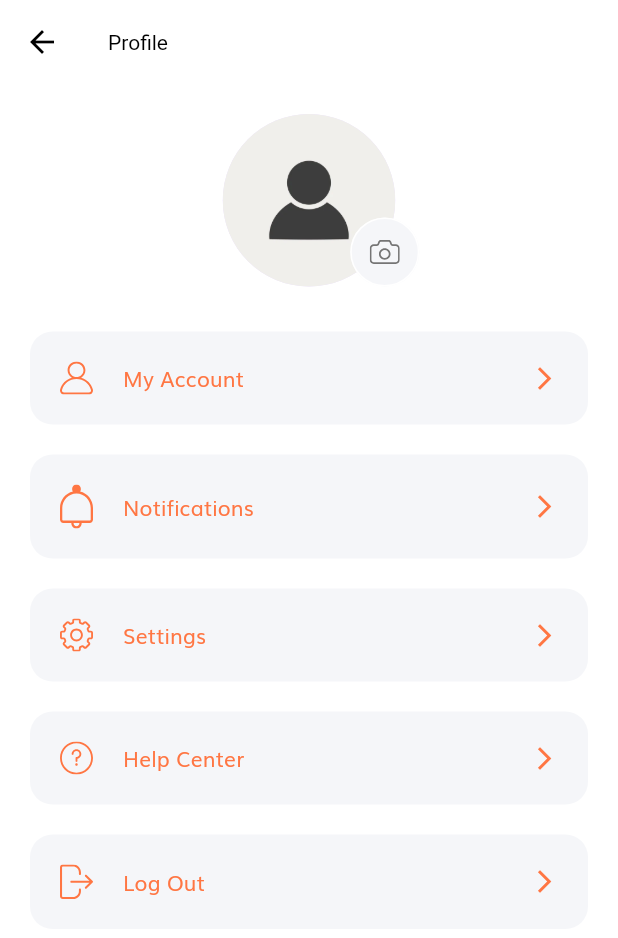
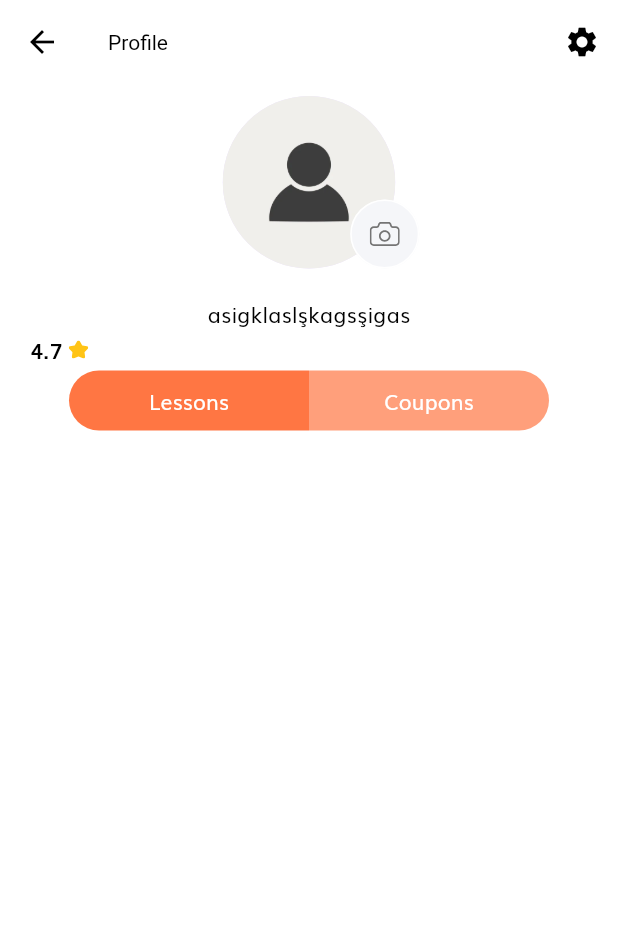
Before and after one commit to OFD16/GDSC-Teach-My-Friend, a Flutter app: the ProfileScreen screen opened by its route, on a phone screen of 412 x 824 dp. Shown: the top 938 px of the screen. Run offline on Flutter 3.47's test engine with Material 3 defaults, Android fonts, the light colour scheme and no system bars; our stand-ins replace carousel_slider, cloud_firestore, firebase_auth, firebase_core, flutter_svg, fluttertoast and 1 more; accounts and stored records are empty.

Commit message:
feat: updated profile screen

```diff
--- a/lib/models/User.dart
+++ b/lib/models/User.dart
@@ -17,7 +17,7 @@ class User {
   });
 
   late bool? isEmailVerified;
-  late int? userRate;
+  late double? userRate;
   late String? firstName,
       lastName,
       userName,
@@ -34,7 +34,7 @@ class User {
   factory User.fromJson(Map<String, dynamic> json) {
     return User(
       isEmailVerified: json["isEmailVerified"],
-      userRate: (json['userRate'] as num?)?.toInt(),
+      userRate: (json['userRate'] as double?)?.toDouble(),
       firstName: json["firstName"],
       lastName: json["lastName"],
       userName: json["userName"],
--- a/lib/routes.dart
+++ b/lib/routes.dart
@@ -1,5 +1,6 @@
 import 'package:Sharey/screens/create_content/create_content.dart';
 import 'package:Sharey/screens/products/products_screen.dart';
+import 'package:Sharey/screens/settings/settings_screen.dart';
 import 'package:flutter/widgets.dart';
 import 'package:provider/provider.dart';
 
@@ -31,6 +32,7 @@ final Map<String, WidgetBuilder> routes = {
   ProductsScreen.routeName: (context) => const ProductsScreen(),
   DetailsScreen.routeName: (context) => const DetailsScreen(),
   CartScreen.routeName: (context) => const CartScreen(),
-  ProfileScreen.routeName: (context) => const ProfileScreen(),
+  ProfileScreen.routeName: (context) => ProfileScreen(),
   CreateContentScreen.routeName: (context) => const CreateContentScreen(),
+  SettingsScreen.routeName: (context) => const SettingsScreen(),
 };
--- a/lib/screens/init_screen.dart
+++ b/lib/screens/init_screen.dart
@@ -55,7 +55,7 @@ class _InitScreenState extends State<InitScreen> {
     const Center(
       child: Text("Chat"),
     ),
-    const ProfileScreen()
+    ProfileScreen()
   ];
 
   @override
--- /dev/null
+++ b/lib/screens/profile/components/rate_card.dart
@@ -0,0 +1,39 @@
+import 'package:flutter/material.dart';
+import 'package:flutter_svg/flutter_svg.dart';
+
+class RateCard extends StatelessWidget {
+  final double rate;
+
+  RateCard({required this.rate});
+
+  @override
+  Widget build(BuildContext context) {
+    return Row(
+      crossAxisAlignment: CrossAxisAlignment.center,
+      children: [
+        Container(
+          margin: const EdgeInsets.only(right: 20),
+          padding: const EdgeInsets.symmetric(horizontal: 12, vertical: 4),
+          decoration: BoxDecoration(
+            color: Colors.white,
+            borderRadius: BorderRadius.circular(14),
+          ),
+          child: Row(
+            children: [
+              Text(
+                rate.toString(),
+                style: const TextStyle(
+                  fontSize: 14,
+                  color: Colors.black,
+                  fontWeight: FontWeight.w600,
+                ),
+              ),
+              const SizedBox(width: 4),
+              SvgPicture.asset("assets/icons/Star Icon.svg"),
+            ],
+          ),
+        ),
+      ],
+    );
+  }
+}
--- a/lib/screens/profile/profile_screen.dart
+++ b/lib/screens/profile/profile_screen.dart
@@ -1,5 +1,8 @@
+import 'package:Sharey/constants.dart';
 import 'package:Sharey/local_storage/auth_storage.dart';
 import 'package:Sharey/providers/auth_user_provider.dart';
+import 'package:Sharey/screens/profile/components/rate_card.dart';
+import 'package:Sharey/screens/settings/settings_screen.dart';
 import 'package:Sharey/screens/sign_in/sign_in_screen.dart';
 import 'package:Sharey/services/auth_services.dart';
 import 'package:flutter/material.dart';
@@ -8,10 +11,18 @@ import 'package:provider/provider.dart';
 import 'components/profile_menu.dart';
 import 'components/profile_pic.dart';
 
-class ProfileScreen extends StatelessWidget {
+class ProfileScreen extends StatefulWidget {
   static String routeName = "/profile";
 
-  const ProfileScreen({super.key});
+  ProfileScreen({super.key});
+
+  @override
+  State<ProfileScreen> createState() => _ProfileScreenState();
+}
+
+class _ProfileScreenState extends State<ProfileScreen> {
+  String currentTab = "lessons";
+
   @override
   Widget build(BuildContext context) {
     AuthUserProvider authUserProvider =
@@ -19,51 +30,81 @@ class ProfileScreen extends StatelessWidget {
     return Scaffold(
       appBar: AppBar(
         title: const Text("Profile"),
+        actions: [
+          IconButton(
+            icon: const Icon(Icons.settings),
+            onPressed: () =>
+                Navigator.pushNamed(context, SettingsScreen.routeName),
           ),
-      body: SingleChildScrollView(
-        padding: const EdgeInsets.symmetric(vertical: 20),
+        ],
+      ),
+      body: Center(
+        child: Padding(
+          padding: const EdgeInsets.all(8.0),
           child: Column(
+            crossAxisAlignment: CrossAxisAlignment.center,
             children: [
               const ProfilePic(),
               const SizedBox(height: 20),
-            ProfileMenu(
-              text: "My Account",
-              icon: "assets/icons/User Icon.svg",
-              press: () => {
-                print("authUser: ${authUserProvider.authUser!.toJson()}"),
+              const Text("asigklaslşkagsşigas"),
+              RateCard(rate: 4.7),
+              // Row(
+              //   mainAxisAlignment: MainAxisAlignment.center,
+              //   children: [
+              //     Expanded(
+              //         child: ElevatedButton(
+              //             onPressed: () {}, child: Text("lessons"))),
+              //     Expanded(
+              //         child: ElevatedButton(
+              //             onPressed: () {}, child: Text("lessons"))),
+              //   ],
+              // ),
+
+              Row(
+                mainAxisAlignment: MainAxisAlignment.center,
+                children: [
+                  Container(
+                    height: 40, // Set the height
+                    width: 160, // Set the width
+                    child: ElevatedButton(
+                      onPressed: () {
+                        // Handle button press for "Lessons"
                       },
+                      child: const Text("Lessons"),
+                      style: ElevatedButton.styleFrom(
+                        backgroundColor: kPrimaryColor,
+                        shape: const RoundedRectangleBorder(
+                          borderRadius: BorderRadius.only(
+                            topLeft: Radius.circular(20),
+                            bottomLeft: Radius.circular(20),
+                          ), // Set the border radius here
                         ),
-            ProfileMenu(
-              text: "Notifications",
-              icon: "assets/icons/Bell.svg",
-              press: () {},
                       ),
-            ProfileMenu(
-              text: "Settings",
-              icon: "assets/icons/Settings.svg",
-              press: () {},
                     ),
-            ProfileMenu(
-              text: "Help Center",
-              icon: "assets/icons/Question mark.svg",
-              press: () {},
                   ),
-            ProfileMenu(
-              text: "Log Out",
-              icon: "assets/icons/Log out.svg",
-              press: () {
-                AuthService authService = AuthService();
-                authService.signOut();
-                authUserProvider.clearAuthUser();
-                AuthStorage().removeAuthUser();
-                Navigator.pushNamedAndRemoveUntil(
-                  context,
-                  SignInScreen.routeName,
-                  (route) => false, // This predicate will remove all routes
-                );
+                  Container(
+                    height: 40, // Set the height
+                    width: 160, // Set the width
+                    child: ElevatedButton(
+                      onPressed: () {
+                        // Handle button press for "Coupons"
                       },
+                      child: Text("Coupons"),
+                      style: ElevatedButton.styleFrom(
+                        backgroundColor: kPrimaryColor.withOpacity(0.7),
+                        shape: const RoundedRectangleBorder(
+                          borderRadius: BorderRadius.only(
+                            topRight: Radius.circular(20),
+                            bottomRight: Radius.circular(20),
+                          ), // Set the border radius here
+                        ),
+                      ),
+                    ),
                   ),
                 ],
+              )
+            ],
+          ),
         ),
       ),
     );
--- /dev/null
+++ b/lib/screens/settings/settings_screen.dart
@@ -0,0 +1,69 @@
+import 'package:flutter/material.dart';
+import 'package:provider/provider.dart';
+
+import '../../local_storage/auth_storage.dart';
+import '../../providers/auth_user_provider.dart';
+import '../../services/auth_services.dart';
+import '../profile/components/profile_menu.dart';
+import '../sign_in/sign_in_screen.dart';
+
+class SettingsScreen extends StatelessWidget {
+  static String routeName = "/settings";
+  const SettingsScreen({super.key});
+  @override
+  Widget build(BuildContext context) {
+    AuthUserProvider authUserProvider =
+        Provider.of<AuthUserProvider>(context, listen: false);
+
+    return Scaffold(
+      appBar: AppBar(
+        title: Text('Settings'),
+      ),
+      body: SingleChildScrollView(
+        padding: const EdgeInsets.symmetric(vertical: 20),
+        child: Column(
+          children: [
+            const SizedBox(height: 20),
+            // ProfileMenu(
+            //   text: "My Account",
+            //   icon: "assets/icons/User Icon.svg",
+            //   press: () => {
+            //     print("authUser: ${authUserProvider.authUser!.toJson()}"),
+            //   },
+            // ),
+            ProfileMenu(
+              text: "Notifications",
+              icon: "assets/icons/Bell.svg",
+              press: () {},
+            ),
+            ProfileMenu(
+              text: "Settings",
+              icon: "assets/icons/Settings.svg",
+              press: () {},
+            ),
+            ProfileMenu(
+              text: "Help Center",
+              icon: "assets/icons/Question mark.svg",
+              press: () {},
+            ),
+            ProfileMenu(
+              text: "Log Out",
+              icon: "assets/icons/Log out.svg",
+              press: () {
+                AuthService authService = AuthService();
+                authService.signOut();
+                authUserProvider.clearAuthUser();
+                AuthStorage().removeAuthUser();
+                Navigator.pushNamedAndRemoveUntil(
+                  context,
+                  SignInScreen.routeName,
+                  (route) => false, // This predicate will remove all routes
+                );
+              },
+            ),
+          ],
+        ),
+      ),
+    );
+  }
+}
```
Lines whose indentation alone changed are shown as unchanged.
